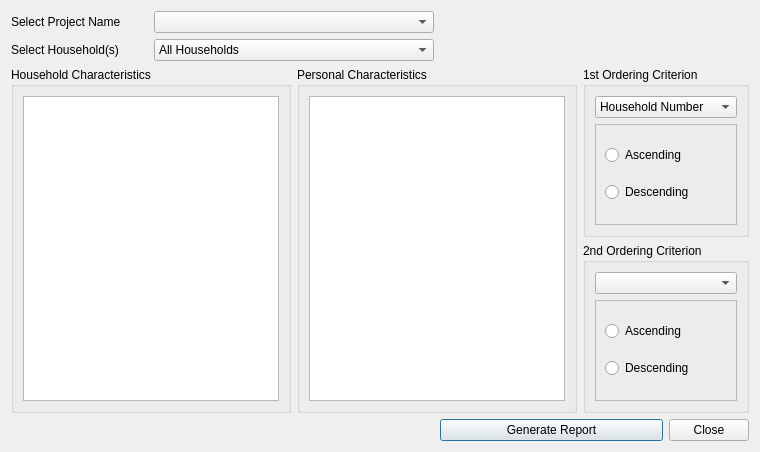
This is src/openihm/gui/designs/ui_report_householdsbycharacteristics.ui in snim2mirror/openihm as Qt 5 draws it before an edit. The edited form follows.
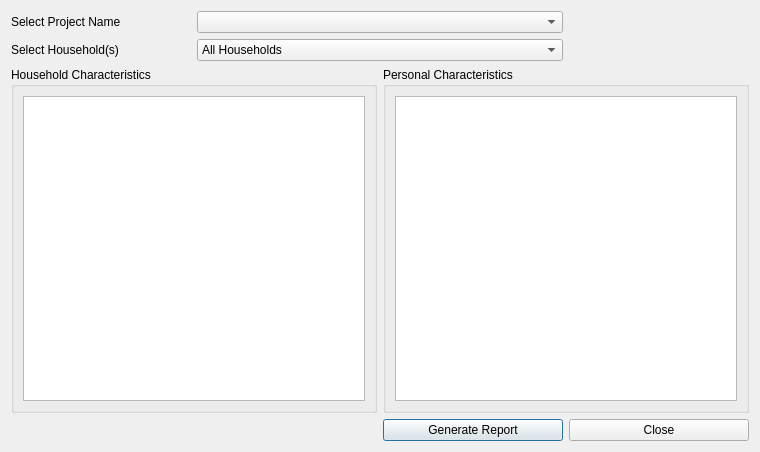
This is the edited form.

```diff
--- a/src/openihm/gui/designs/ui_report_householdsbycharacteristics.ui
+++ b/src/openihm/gui/designs/ui_report_householdsbycharacteristics.ui
@@ -95,107 +95,14 @@
      </layout>
     </widget>
    </item>
-   <item row="2" column="4" colspan="2">
-    <widget class="QGroupBox" name="groupBox_3">
-     <property name="title">
-      <string>1st Ordering Criterion</string>
-     </property>
-     <layout class="QVBoxLayout" name="verticalLayout_3">
-      <item>
-       <widget class="QComboBox" name="cmbOrderCriteria1">
-        <item>
-         <property name="text">
-          <string>Household Number</string>
-         </property>
-        </item>
-        <item>
-         <property name="text">
-          <string>Household Name</string>
-         </property>
-        </item>
-       </widget>
-      </item>
-      <item>
-       <widget class="QFrame" name="frame">
-        <property name="frameShape">
-         <enum>QFrame::StyledPanel</enum>
-        </property>
-        <property name="frameShadow">
-         <enum>QFrame::Raised</enum>
-        </property>
-        <layout class="QVBoxLayout" name="verticalLayout">
-         <item>
-          <widget class="QRadioButton" name="opt1Ascending">
-           <property name="text">
-            <string>Ascending</string>
-           </property>
-          </widget>
-         </item>
-         <item>
-          <widget class="QRadioButton" name="opt1Descending">
-           <property name="text">
-            <string>Descending</string>
-           </property>
-          </widget>
-         </item>
-        </layout>
-       </widget>
-      </item>
-     </layout>
-    </widget>
-   </item>
-   <item row="3" column="4" colspan="2">
-    <widget class="QGroupBox" name="groupBox_4">
-     <property name="maximumSize">
-      <size>
-       <width>16777215</width>
-       <height>16777215</height>
-      </size>
-     </property>
-     <property name="title">
-      <string>2nd Ordering Criterion</string>
-     </property>
-     <layout class="QVBoxLayout" name="verticalLayout_4">
-      <item>
-       <widget class="QComboBox" name="cmbOrderCriteria2"/>
-      </item>
-      <item>
-       <widget class="QFrame" name="frame_2">
-        <property name="frameShape">
-         <enum>QFrame::StyledPanel</enum>
-        </property>
-        <property name="frameShadow">
-         <enum>QFrame::Raised</enum>
-        </property>
-        <layout class="QVBoxLayout" name="verticalLayout_2">
-         <item>
-          <widget class="QRadioButton" name="opt2Ascending">
-           <property name="text">
-            <string>Ascending</string>
-           </property>
-          </widget>
-         </item>
-         <item>
-          <widget class="QRadioButton" name="opt2Descending">
-           <property name="text">
-            <string>Descending</string>
-           </property>
-          </widget>
-         </item>
-        </layout>
-       </widget>
-      </item>
-     </layout>
-    </widget>
-   </item>
-   <item row="4" column="3" colspan="2">
+   <item row="5" column="2">
     <widget class="QPushButton" name="cmdGenerateReport">
      <property name="text">
       <string>Generate Report</string>
      </property>
     </widget>
    </item>
-   <item row="4" column="5">
+   <item row="5" column="3">
     <widget class="QPushButton" name="cmdClose">
      <property name="text">
       <string>Close</string>
```
Left out of the diff: 8 changed lines with no effect on the pictures.
